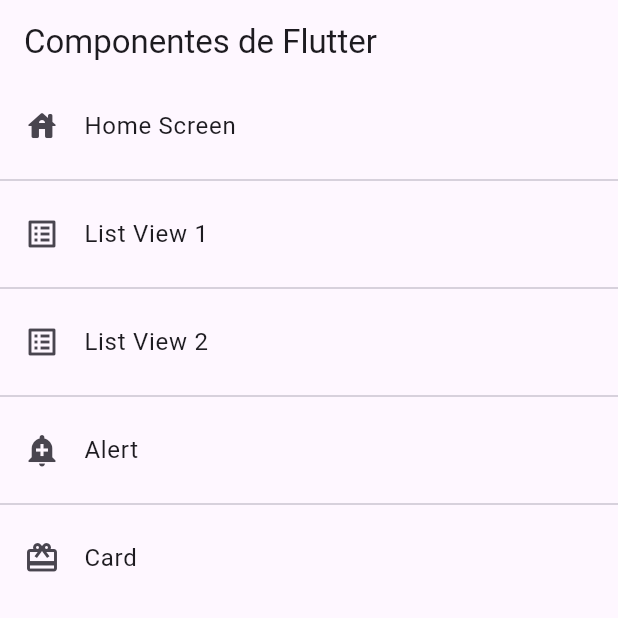
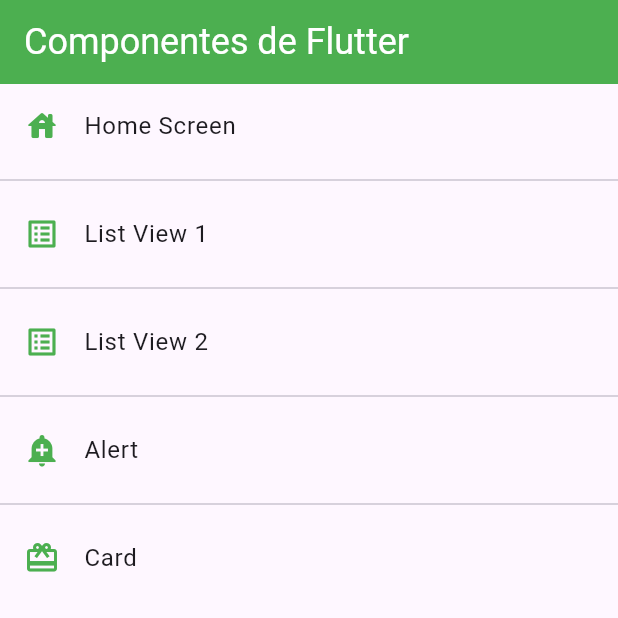
Before and after one commit to The-Crow-n/fl_components, a Flutter app: the screen it shows after launch, on a phone screen of 412 x 824 dp, the top half of it. Run offline on Flutter 3.47's test engine with Material 3 defaults, Android fonts, the phone set to English and light mode, and no system bars.

Commit message:
fourteenth commit

```diff
--- a/lib/main.dart
+++ b/lib/main.dart
@@ -1,5 +1,6 @@
 import 'package:fl_components/routes/app_routes.dart';
 import 'package:fl_components/screens/screens.dart';
+import 'package:fl_components/theme/app_theme.dart';
 import 'package:flutter/material.dart';
 
 void main() => runApp(const MyApp());
@@ -16,6 +17,7 @@ class MyApp extends StatelessWidget {
       initialRoute: AppRoutes.initialRoute,
       routes: AppRoutes.getAppRoutes(),
       onGenerateRoute: AppRoutes.onGenerateRoute,
+      theme: AppTheme.lightTheme,
     );
   }
 }
--- a/lib/theme/app_theme.dart
+++ b/lib/theme/app_theme.dart
@@ -2,12 +2,14 @@ import 'package:flutter/material.dart';
 
 class AppTheme {
   // Color primario para la aplicación
-  static const Color primary = Colors.deepOrange;
+  static const Color primary = Colors.green;
 
   static final ThemeData lightTheme = ThemeData.light().copyWith(
       // Color primario para la aplicación
       //primaryColor: Colors.deepOrange,
       // AppBar Theme
-      appBarTheme: const AppBarTheme(color: primary),
+      appBarTheme: const AppBarTheme(
+          color: primary,
+          titleTextStyle: TextStyle(color: Colors.white, fontSize: 24)),
       listTileTheme: const ListTileThemeData(iconColor: primary));
 }
```
